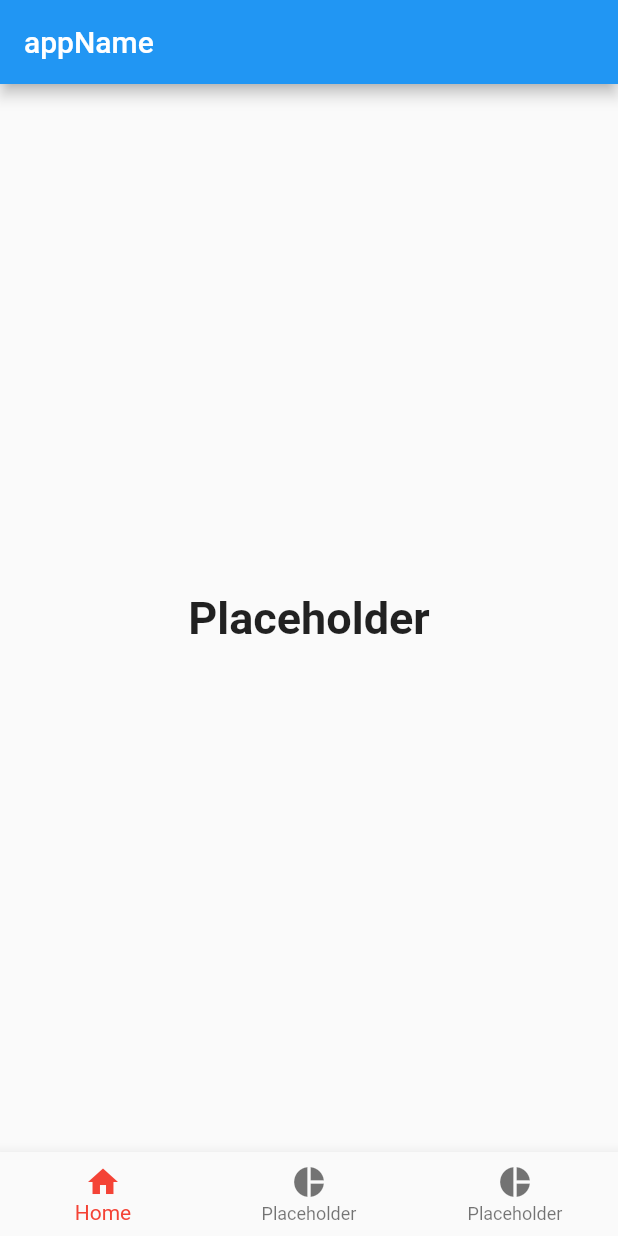
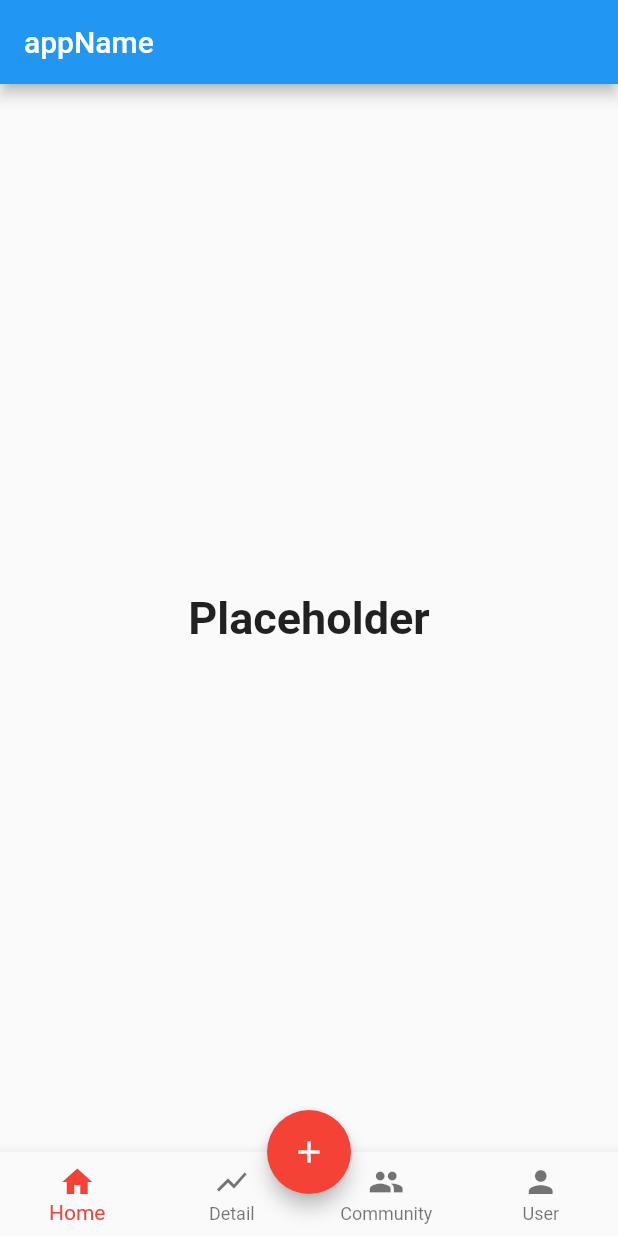
Before and after one commit to cannoli-deco/cannoli-app, a Flutter app: the screen it shows after launch, on a phone screen of 412 x 824 dp. Run offline on Flutter 3.47's test engine with Material 2 defaults, Android fonts, the phone set to English and light mode, and no system bars; our stand-ins replace sqflite; accounts and stored records are empty.

Commit message:
Added Input button and fixed navbar

```diff
--- a/lib/navigation_bar.dart
+++ b/lib/navigation_bar.dart
@@ -12,8 +12,13 @@ class _NavigationBarState extends State<NavigationBar> {
   static const TextStyle optionStyle =
       TextStyle(fontSize: 30, fontWeight: FontWeight.bold);
 
+  /// Import and add your components here
   static const List<Widget> _widgetOptions = <Widget>[
     Text('Placeholder', style: optionStyle),
+    Text(
+      'Placeholder',
+      style: optionStyle,
+    ),
     Text(
       'Placeholder',
       style: optionStyle,
@@ -30,27 +35,34 @@ class _NavigationBarState extends State<NavigationBar> {
     });
   }
 
-  /// Import and add your components here
   @override
   Widget build(BuildContext context) {
     return Scaffold(
       body: Center(child: _widgetOptions.elementAt(_selectedIndex)),
+      floatingActionButton:
+          new FloatingActionButton(elevation: 5.0, child: new Icon(Icons.add)),
       bottomNavigationBar: BottomNavigationBar(
-          items: const <BottomNavigationBarItem>[
+          type: BottomNavigationBarType.fixed,
+          items: <BottomNavigationBarItem>[
             BottomNavigationBarItem(
-                icon: Icon(Icons.home), title: Text('Home')),
+                icon: Icon(Icons.home),
+                title: Text('Home')),
             BottomNavigationBarItem(
-              icon: Icon(Icons.pie_chart),
-              title: Text('Placeholder'),
+                icon: Icon(Icons.show_chart), title: Text('Detail')),
+            BottomNavigationBarItem(
+              icon: Icon(Icons.group),
+              title: Text('Community'),
             ),
             BottomNavigationBarItem(
-              icon: Icon(Icons.pie_chart),
-              title: Text('Placeholder'),
+              icon: Icon(Icons.person),
+              title: Text('User'),
             ),
           ],
           currentIndex: _selectedIndex,
           selectedItemColor: Theme.of(context).accentColor,
+//          backgroundColor: Colors.green,
           onTap: _onItemTapped),
+      floatingActionButtonLocation: FloatingActionButtonLocation.centerDocked,
     );
   }
 }
```
